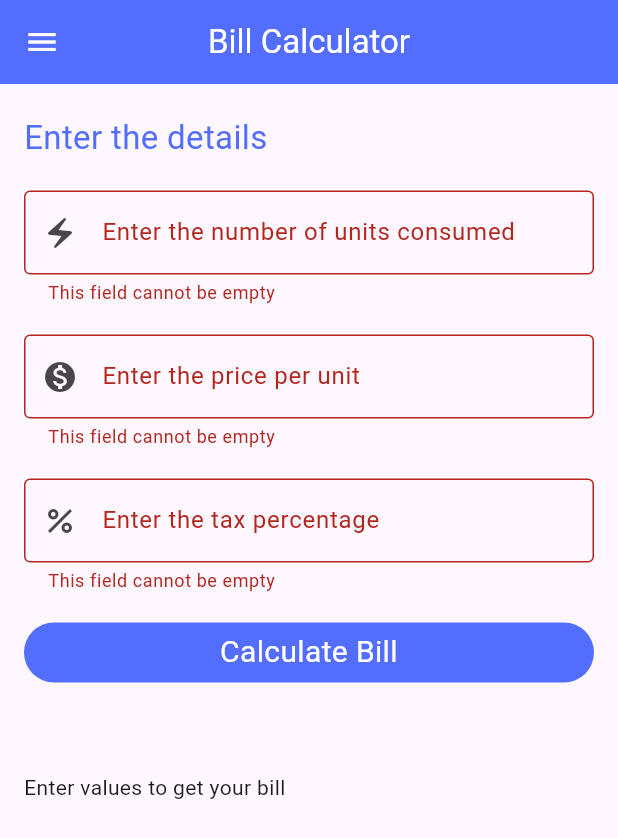
After one commit to Owaisk23/2303G1, a Flutter app: the screen it shows after launch, after a tap on "Calculate Bill", on a phone screen of 412 x 824 dp. The commit adds this screen. Shown: the top 838 px of the screen. Run offline on Flutter 3.47's test engine with Material 3 defaults, Android fonts, the phone set to English and light mode, and no system bars; our stand-ins replace device_preview; network calls fail.

Commit message:
added electric bill calculator

```diff
--- /dev/null
+++ b/MobAppDevelopment/Flutter/firstproj/lib/BillCalculator.dart
@@ -0,0 +1,152 @@
+import 'package:flutter/material.dart';
+import 'package:firstproj/drawerSide.dart' as drawerSide;
+
+class BillCalculator extends StatefulWidget {
+  const BillCalculator({ Key? key }) : super(key: key);
+
+  @override
+  _BillCalculatorState createState() => _BillCalculatorState();
+}
+
+class _BillCalculatorState extends State<BillCalculator> {
+  final GlobalKey<FormState> myformkey = GlobalKey<FormState>();
+  TextEditingController unitsController = TextEditingController();
+  TextEditingController priceController = TextEditingController();
+  TextEditingController taxPercentController = TextEditingController();
+
+  double units =0,
+  pricePerUnit =0,
+  taxPercent =0,
+  billAmount =0,
+  taxAmount =0,
+  finalBillAmount =0;
+
+  var billDetails = {};
+
+  void calculateBill() {
+    if (myformkey.currentState!.validate()) {
+      units = double.parse(unitsController.text);
+      pricePerUnit = double.parse(priceController.text);
+      taxPercent = double.parse(taxPercentController.text);
+
+      billAmount = units * pricePerUnit;
+      taxAmount = (billAmount * taxPercent) / 100;
+
+      setState(() {
+        finalBillAmount = billAmount + taxAmount;
+      });
+      print("Final Bill Amount: $finalBillAmount");
+    }
+    else {
+      print("Please insert valid details");
+    }
+  }
+
+
+  @override
+  Widget build(BuildContext context) {
+    return Scaffold(
+      appBar: AppBar(
+        title: Text("Bill Calculator"),
+        centerTitle: true,
+        backgroundColor: Colors.indigoAccent,
+        foregroundColor: Colors.white,
+      ),
+      drawer: drawerSide.DrawerSide(),
+      body: Padding(
+          padding: const EdgeInsets.symmetric(horizontal: 16, vertical: 20),
+          child: Form(
+              key: myformkey,
+              child: ListView(
+                children: [
+                  Text(
+                    "Enter the details",
+                    style: TextStyle(fontSize: 22, color: Colors.indigoAccent),
+                  ),
+                  SizedBox(
+                    height: 20,
+                  ),
+                  TextFormField(
+                    decoration: InputDecoration(
+                      labelText: "Enter the number of units consumed",
+                      prefixIcon: Icon(Icons.electric_bolt_outlined),
+                      border: OutlineInputBorder(),
+                    ),
+                    keyboardType: TextInputType.number,
+                    validator: (value) {
+                      if (value!.isEmpty) {
+                        return "This field cannot be empty";
+                      }
+                    },
+                    controller: unitsController,
+                  ),
+                  SizedBox(
+                    height: 20,
+                  ),
+                  TextFormField(
+                    decoration: InputDecoration(
+                      labelText: "Enter the price per unit",
+                      prefixIcon: Icon(Icons.monetization_on),
+                      border: OutlineInputBorder(),
+                    ),
+                    keyboardType: TextInputType.number,
+                    validator: (value) {
+                      if (value!.isEmpty) {
+                        return "This field cannot be empty";
+                      }
+                    },
+                    controller: priceController,
+                  ),
+                  SizedBox(
+                    height: 20,
+                  ),
+                  TextFormField(
+                    decoration: InputDecoration(
+                      labelText: "Enter the tax percentage",
+                      prefixIcon: Icon(Icons.percent),
+                      border: OutlineInputBorder(),
+                    ),
+                    keyboardType: TextInputType.number,
+                    validator: (value) {
+                      if (value!.isEmpty) {
+                        return "This field cannot be empty";
+                      }
+                    },
+                    controller: taxPercentController,
+                  ),
+                  SizedBox(
+                    height: 20,
+                  ),
+                  // ElevatedButton(onPressed: calculateBill, child:
+                  // Text("Calculate"))
+
+                  GestureDetector(
+                    onTap: calculateBill,
+                    child: Container(
+                      height: 40,
+                      width: double.infinity,
+                      decoration: BoxDecoration(
+                          borderRadius: BorderRadius.circular(50),
+                          color: Colors.indigoAccent),
+                      child: Center(
+                          child: Text(
+                        "Calculate Bill",
+                        style: TextStyle(color: Colors.white, fontSize: 20),
+                        textAlign: TextAlign.center,
+                      )),
+                    ),
+                  ),
+
+                  SizedBox(
+                    height: 60,
+                  ),
+                  Text(finalBillAmount != 0
+                      ? "Final Bill Amount:$finalBillAmount"
+                      : "Enter values to get your bill")
+                ],
+              )
+              ),
+        )
+    );
+  }
+}
--- a/MobAppDevelopment/Flutter/firstproj/lib/drawerSide.dart
+++ b/MobAppDevelopment/Flutter/firstproj/lib/drawerSide.dart
@@ -1,4 +1,5 @@
 import 'package:firstproj/ApiProduct.dart';
+import 'package:firstproj/BillCalculator.dart';
 import 'package:firstproj/SongApp.dart';
 import 'package:firstproj/darazScreen.dart';
 import 'package:firstproj/dynamicList.dart';
@@ -54,6 +55,13 @@
           ),
           ListTile(
             leading: Icon(Icons.laptop),
+            title: Text('Bill Calculator'),
+            onTap: () {
+              Navigator.push(context, MaterialPageRoute(builder:  (context) => BillCalculator()));
+            },
+          ),
+          ListTile(
+            leading: Icon(Icons.laptop),
             title: Text('Song App'),
             onTap: () {
               Navigator.push(context, MaterialPageRoute(builder:  (context) => SongApp()));
--- a/MobAppDevelopment/Flutter/firstproj/lib/main.dart
+++ b/MobAppDevelopment/Flutter/firstproj/lib/main.dart
@@ -1,6 +1,7 @@
 import 'package:device_preview/device_preview.dart';
-import 'package:firstproj/ApiProduct.dart';
-import 'package:firstproj/SongApp.dart';
+// import 'package:firstproj/ApiProduct.dart';
+import 'package:firstproj/BillCalculator.dart';
+// import 'package:firstproj/SongApp.dart';
 import 'package:flutter/foundation.dart';
 import 'package:flutter/material.dart';
 
@@ -20,7 +21,7 @@
       builder: DevicePreview.appBuilder,
       theme: ThemeData.light(),
       darkTheme: ThemeData.dark(),
-      home:  SongApp(),
+      home:  BillCalculator(),
       debugShowCheckedModeBanner: false,
     );
   }
```
